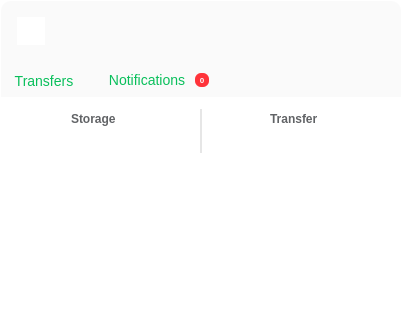
Old version of the form src/MEGASync/gui/ui/InfoDialog.ui in the repository meganz/MEGAsync; both pictures show x 0 to 402 and y 0 to 320 of the 402 by 564 pixel window.
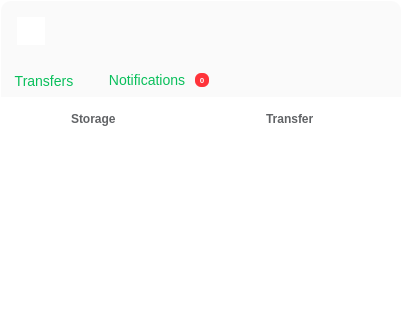
New version of the form. Icons and pictures are not drawn. Custom widgets are drawn as their Qt base class.

Commit message: Implement design feedback

```diff
--- a/src/MEGASync/gui/ui/InfoDialog.ui
+++ b/src/MEGASync/gui/ui/InfoDialog.ui
@@ -31,11 +31,6 @@
  border-radius: 10px;
  padding: 10px;
 }
-/* Override hover for selected tabs */
-#tTransfers.button-brand:hover, #tNotifications.button-brand:hover
-{
- color: #FFFF09bf;  /*colorToken.button-brand-hover*/
-}
 #wHeader
 {
 background-color: #fffafafa; /*colorToken.surface-1*/
@@ -55,6 +50,8 @@
 #tTransfers, #tNotifications
 {
  font-size: 14px;
+ line-height: 20px;
+ font-weight: 400;
  color: #ff09bf5b; /*colorToken.button-primary*/
  padding: 0px 8px 0px 8px;
  border: none;
@@ -70,8 +67,13 @@
 #tTransfers.button-brand, #tNotifications.button-brand
 {
  color: #ffff09bf; /*colorToken.button-brand*/
+ font-weight: 600;
 }
-
+#tTransfers.button-brand:hover, #tNotifications.button-brand:hover
+{
+ color: #FFFF09bf;  /*colorToken.button-brand-hover*/
+font-weight: 600;
+}
 #tTransfers.button-brand:pressed, #tNotifications.button-brand:pressed
 {
  color: #ffff09bf;  /*colorToken.button-brand-pressed*/
@@ -1168,22 +1170,6 @@
                            </layout>
                           </widget>
                          </item>
-                         <item>
-                          <widget class="QWidget" name="wVerticalSeparator" native="true">
-                           <property name="minimumSize">
-                            <size>
-                             <width>2</width>
-                             <height>0</height>
-                            </size>
-                           </property>
-                           <property name="maximumSize">
-                            <size>
-                             <width>2</width>
-                             <height>16777215</height>
-                            </size>
-                           </property>
-                          </widget>
-                         </item>
                          <item>
                           <widget class="QWidget" name="wQuotaUsage" native="true">
                            <property name="maximumSize">
```
Left out of the diff: 16 changed lines with no effect on the pictures. The commit also changes 6 other files.
